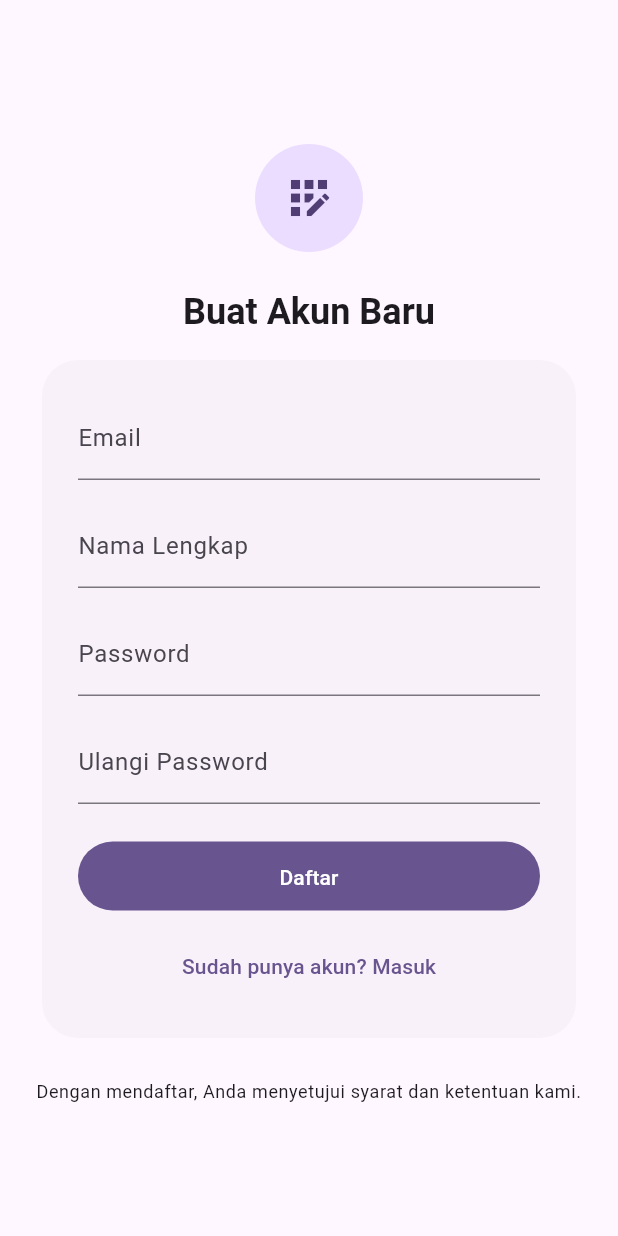
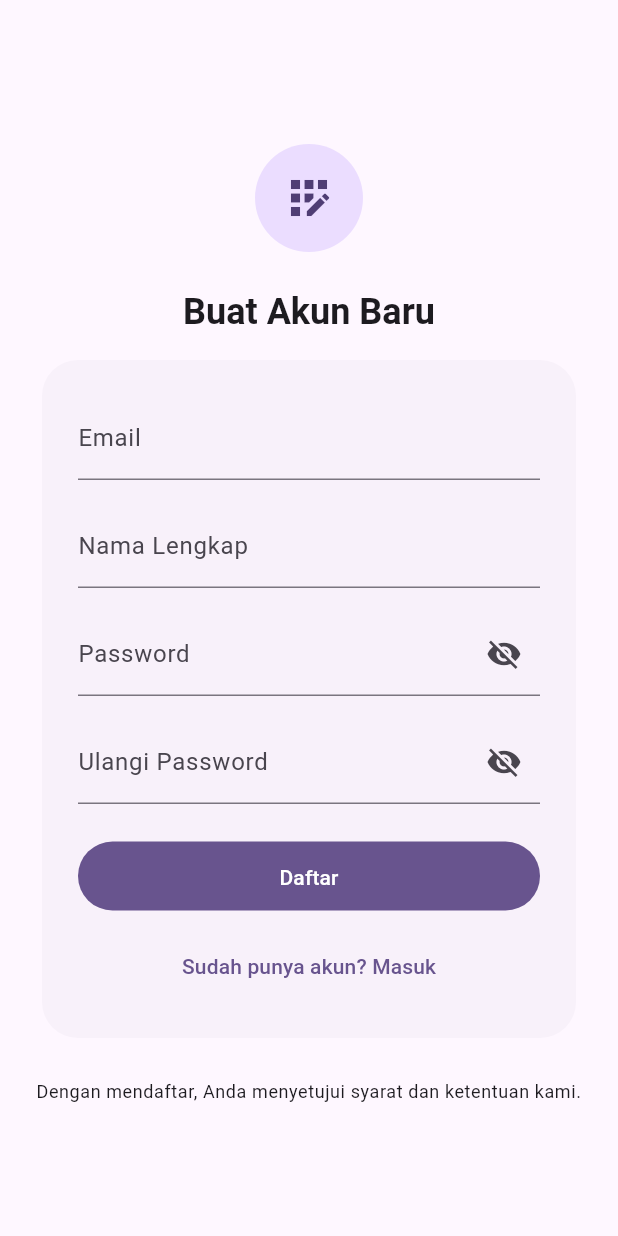
Before and after one commit to levirs565/openrent, a Flutter app: the _RegisterForm screen opened directly, on a phone screen of 412 x 824 dp. Run offline on Flutter 3.47's test engine with Material 3 defaults, Android fonts, the phone set to English and light mode, and no system bars; our stand-ins replace dio, equatable, flutter_bloc, flutter_map, freezed_annotation, latlong2 and 3 more; generated files the repository leaves out were written again; network calls fail.

Commit message:
feat(client): add text visibility icon
Co-authored-by: Copilot <copilot@github.com>

```diff
--- /dev/null
+++ b/client/lib/ui/components/password_text_field.dart
@@ -0,0 +1,56 @@
+import 'package:flutter/material.dart';
+
+class PasswordTextField extends StatefulWidget {
+  const PasswordTextField({
+    super.key,
+    this.controller,
+    required this.onChanged,
+    required this.labelText,
+    this.hintText,
+    this.textInputAction,
+    this.readOnly = false,
+    this.onFieldSubmitted,
+  });
+
+  final TextEditingController? controller;
+  final ValueChanged<String> onChanged;
+  final String labelText;
+  final String? hintText;
+  final TextInputAction? textInputAction;
+  final bool readOnly;
+  final ValueChanged<String>? onFieldSubmitted;
+
+  @override
+  State<PasswordTextField> createState() => _PasswordTextFieldState();
+}
+
+class _PasswordTextFieldState extends State<PasswordTextField> {
+  bool _obscureText = true;
+
+  void _toggleVisibility() {
+    setState(() {
+      _obscureText = !_obscureText;
+    });
+  }
+
+  @override
+  Widget build(BuildContext context) {
+    return TextFormField(
+      controller: widget.controller,
+      readOnly: widget.readOnly,
+      obscureText: _obscureText,
+      textInputAction: widget.textInputAction,
+      onChanged: widget.onChanged,
+      onFieldSubmitted: widget.onFieldSubmitted,
+      decoration: InputDecoration(
+        labelText: widget.labelText,
+        hintText: widget.hintText,
+        suffixIcon: IconButton(
+          onPressed: widget.readOnly ? null : _toggleVisibility,
+          icon: Icon(_obscureText ? Icons.visibility_off : Icons.visibility),
+          tooltip: _obscureText ? 'Tampilkan password' : 'Sembunyikan password',
+        ),
+      ),
+    );
+  }
+}
--- a/client/lib/ui/login/page.dart
+++ b/client/lib/ui/login/page.dart
@@ -1,6 +1,7 @@
 import 'package:flutter/material.dart';
 import 'package:flutter_bloc/flutter_bloc.dart';
 import 'package:openrent_client/ui/components/loading_button.dart';
+import 'package:openrent_client/ui/components/password_text_field.dart';
 import 'package:openrent_client/ui/login/cubit.dart';
 import 'package:openrent_client/ui/login/state.dart';
 import 'package:openrent_client/ui/register/page.dart';
@@ -84,16 +85,13 @@ class _LoginForm extends StatelessWidget {
                                 ),
                               ),
                               const SizedBox(height: 16),
-                              TextFormField(
+                              PasswordTextField(
                                 onChanged: (password) => context
                                     .read<LoginCubit>()
                                     .onPasswordChanged(password),
-                                obscureText: true,
+                                labelText: 'Password',
+                                hintText: 'Minimal 8 karakter',
                                 textInputAction: TextInputAction.done,
-                                decoration: const InputDecoration(
-                                  labelText: 'Password',
-                                  hintText: 'Minimal 8 karakter',
-                                ),
                               ),
                               if (state.error != null) ...[
                                 const SizedBox(height: 16),
--- a/client/lib/ui/register/page.dart
+++ b/client/lib/ui/register/page.dart
@@ -1,6 +1,7 @@
 import 'package:flutter/material.dart';
 import 'package:flutter_bloc/flutter_bloc.dart';
 import 'package:openrent_client/ui/components/loading_button.dart';
+import 'package:openrent_client/ui/components/password_text_field.dart';
 import 'package:openrent_client/ui/register/cubit.dart';
 import 'package:openrent_client/ui/register/state.dart';
 
@@ -102,28 +103,22 @@ class _RegisterForm extends StatelessWidget {
                               ),
                             ),
                             const SizedBox(height: 16),
-                            TextFormField(
+                            PasswordTextField(
                               onChanged: (password) => context
                                   .read<RegisterCubit>()
                                   .onPasswordChanged(password),
-                              obscureText: true,
+                              labelText: 'Password',
+                              hintText: 'Minimal 8 karakter',
                               textInputAction: TextInputAction.next,
-                              decoration: const InputDecoration(
-                                labelText: 'Password',
-                                hintText: 'Minimal 8 karakter',
-                              ),
                             ),
                             const SizedBox(height: 16),
-                            TextFormField(
+                            PasswordTextField(
                               onChanged: (repeatPassword) => context
                                   .read<RegisterCubit>()
                                   .onRepeatPasswordChanged(repeatPassword),
-                              obscureText: true,
+                              labelText: 'Ulangi Password',
+                              hintText: 'Ketik ulang password Anda',
                               textInputAction: TextInputAction.done,
-                              decoration: const InputDecoration(
-                                labelText: 'Ulangi Password',
-                                hintText: 'Ketik ulang password Anda',
-                              ),
                             ),
                             if (state.error != null) ...[
                               const SizedBox(height: 16),
```
